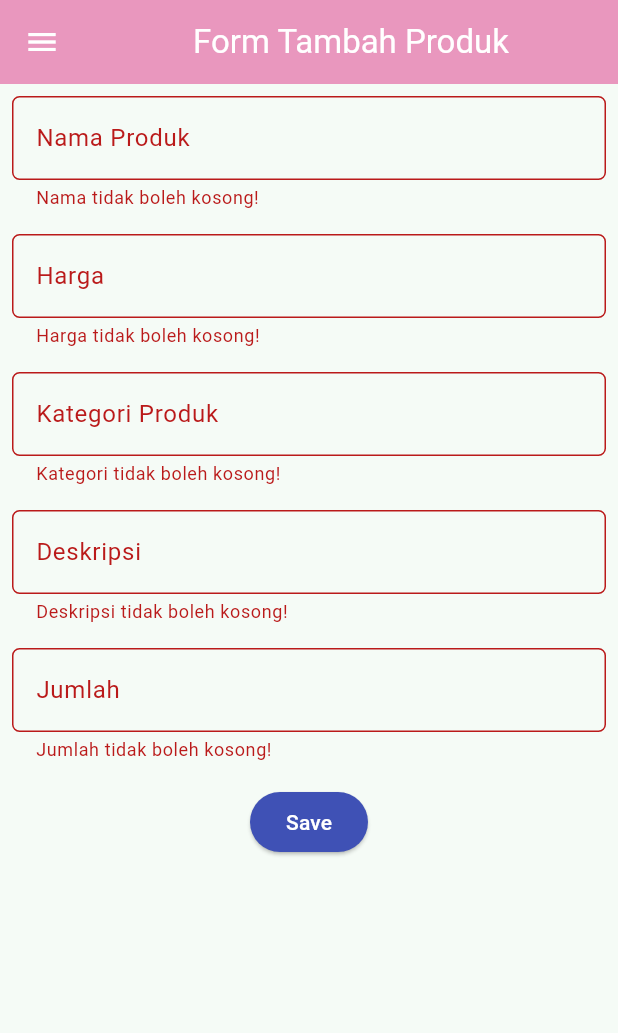
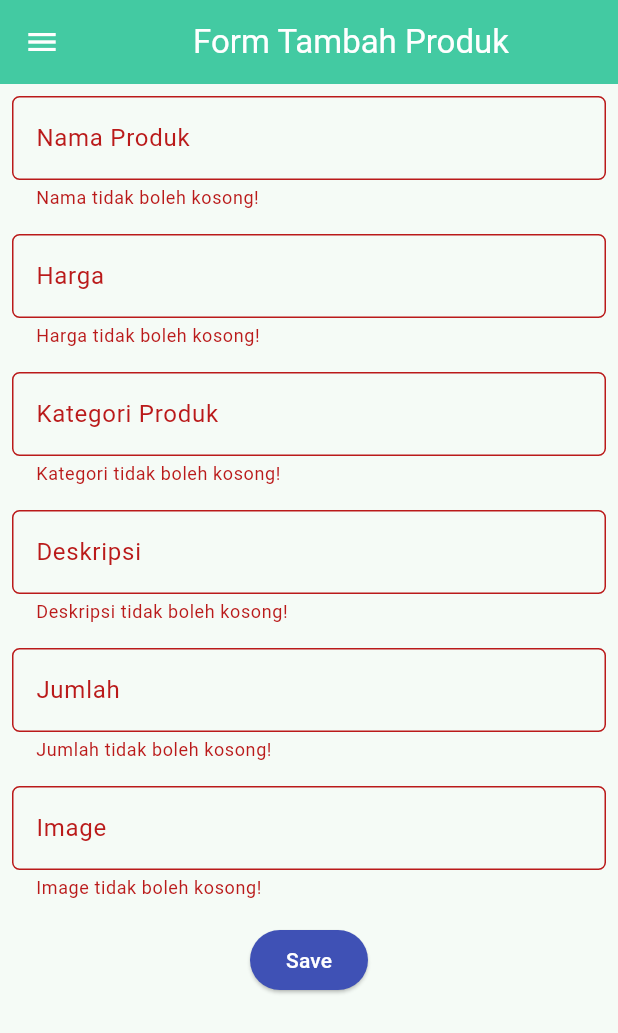
Before and after one commit to farahramadhina/honeydukes_mobile, a Flutter app: the HoneydukesFormPage screen opened directly, after a tap on "Save", on a phone screen of 412 x 824 dp. Shown: the top 1033 px of the screen. Run offline on Flutter 3.47's test engine with Material 2 defaults, Android fonts, the light colour scheme and no system bars; missing offline and left inert: pbp_django_auth.

Commit message:
Tugas 9 All Fitur DONE

```diff
--- a/lib/screens/honeydukes_form.dart
+++ b/lib/screens/honeydukes_form.dart
@@ -19,6 +19,7 @@ class _HoneydukesFormPageState extends State<HoneydukesFormPage> {
   String _name = "";
   String _category = "";
   String _description = "";
+  String _image = "";
   int _price = 0;
   int _amount = 0;
 
@@ -33,7 +34,7 @@ class _HoneydukesFormPageState extends State<HoneydukesFormPage> {
             'Form Tambah Produk',
           ),
         ),
-        backgroundColor: Color.fromARGB(255, 233, 151, 190),
+        backgroundColor: Color.fromARGB(255, 67, 202, 162),
         foregroundColor: Colors.white,
       ),
       drawer: const LeftDrawer(), // Add the previously created drawer here
@@ -164,6 +165,29 @@ class _HoneydukesFormPageState extends State<HoneydukesFormPage> {
                   },
                 ),
               ),
+              Padding(
+                padding: const EdgeInsets.all(8.0),
+                child: TextFormField(
+                  decoration: InputDecoration(
+                    hintText: "Image",
+                    labelText: "Image",
+                    border: OutlineInputBorder(
+                      borderRadius: BorderRadius.circular(5.0),
+                    ),
+                  ),
+                  onChanged: (String? value) {
+                    setState(() {
+                      _image = value!;
+                    });
+                  },
+                  validator: (String? value) {
+                    if (value == null || value.isEmpty) {
+                      return "Image tidak boleh kosong!";
+                    }
+                    return null;
+                  },
+                ),
+              ),
               Align(
                 alignment: Alignment.bottomCenter,
                 child: Padding(
@@ -182,6 +206,7 @@ class _HoneydukesFormPageState extends State<HoneydukesFormPage> {
                               'price': _price.toString(),
                               'description': _description,
                               'category': _category,
+                              'image': _image,
                             }));
                         if (response['status'] == 'success') {
                           ScaffoldMessenger.of(context)
--- a/lib/screens/menu.dart
+++ b/lib/screens/menu.dart
@@ -19,7 +19,6 @@ class MyHomePage extends StatelessWidget {
       ),
       drawer: const LeftDrawer(),
       body: SingleChildScrollView(
-        // Widget wrapper yang dapat discroll
         child: Padding(
           padding: const EdgeInsets.all(10.0), // Set padding dari halaman
           child: Column(
@@ -29,7 +28,7 @@ class MyHomePage extends StatelessWidget {
                 padding: EdgeInsets.only(top: 10.0, bottom: 10.0),
                 // Widget Text untuk menampilkan tulisan dengan alignment center dan style yang sesuai
                 child: Text(
-                  'PBP Shop', // Text yang menandakan toko
+                  'Honeydukes', // Text yang menandakan toko
                   textAlign: TextAlign.center,
                   style: TextStyle(
                     fontSize: 30,
--- a/lib/widgets/honeydukes_card.dart
+++ b/lib/widgets/honeydukes_card.dart
@@ -44,9 +44,8 @@ class HoneydukesCard extends StatelessWidget {
             Navigator.push(context,
                 MaterialPageRoute(builder: (context) => const ProductPage()));
           } else if (item.name == "Logout") {
-            final response = await request.logout(
-                // TODO: Ganti URL dan jangan lupa tambahkan trailing slash (/) di akhir URL!
-                "http://localhost:8000/auth/logout/");
+            final response =
+                await request.logout("http://localhost:8000/auth/logout/");
             String message = response["message"];
             if (response['status']) {
               String uname = response["username"];
```
Also changed, not shown: lib/screens/list_product.dart (+83 -40 lines).
